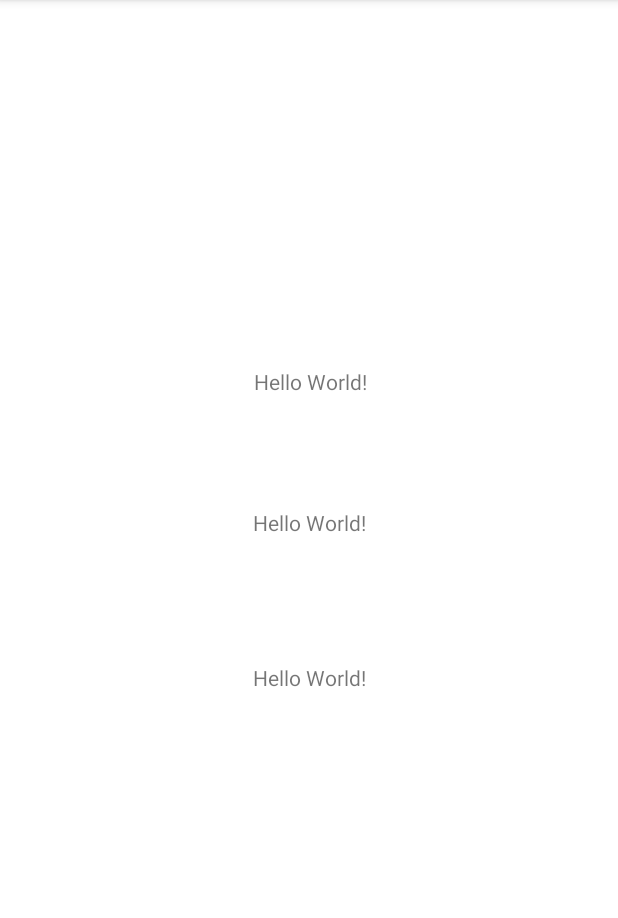
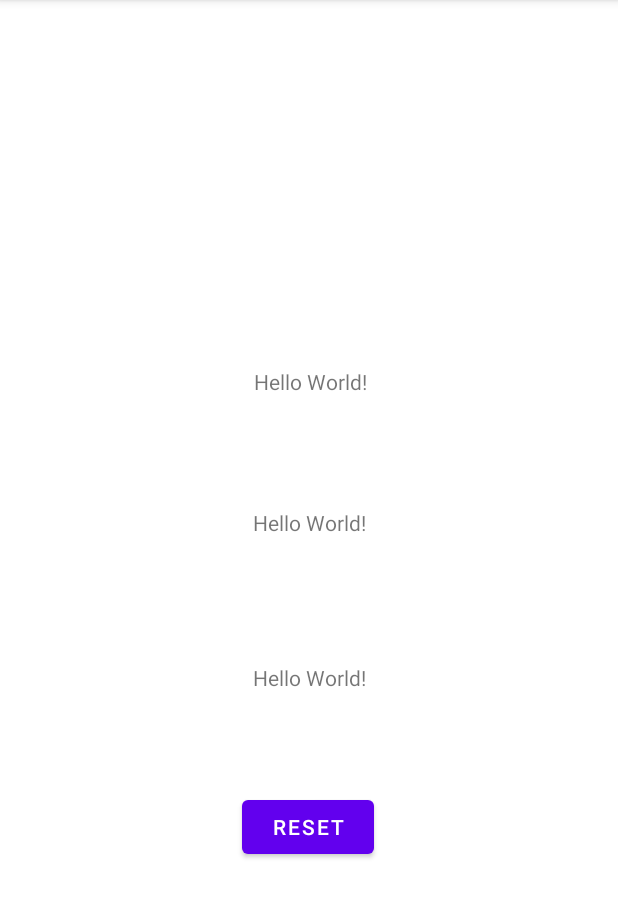
Before and after one commit to StevenK418/SensorSoundApp, an Android app: the screen it shows after launch (MainActivity), on a phone screen of 412 x 824 dp, the part 84-1002 px from its top. Run offline under Robolectric (Android 15) with nearby library versions, the phone set to English and light mode, and no system bars.

Commit message:
=> Tweaked the flat plane detection code. => Added ew sound resource file. => Added new reset method to set isFlat to true. => Added code to play sound effect when phone is no longer flat.

```diff
--- a/app/src/main/res/layout/activity_main.xml
+++ b/app/src/main/res/layout/activity_main.xml
@@ -2,6 +2,7 @@
 <androidx.constraintlayout.widget.ConstraintLayout xmlns:android="http://schemas.android.com/apk/res/android"
     xmlns:app="http://schemas.android.com/apk/res-auto"
     xmlns:tools="http://schemas.android.com/tools"
+    android:id="@+id/appWindow"
     android:layout_width="match_parent"
     android:layout_height="match_parent"
     tools:context=".MainActivity">
@@ -39,5 +40,19 @@
         app:layout_constraintStart_toStartOf="parent"
         app:layout_constraintTop_toBottomOf="@+id/tvyval" />
 
+    <Button
+        android:id="@+id/resetBTN"
+        android:layout_width="wrap_content"
+        android:layout_height="wrap_content"
+        android:layout_marginTop="64dp"
+        android:onClick="doReset"
+        android:text="RESET"
+        app:layout_constraintBottom_toBottomOf="parent"
+        app:layout_constraintEnd_toEndOf="parent"
+        app:layout_constraintHorizontal_bias="0.498"
+        app:layout_constraintStart_toStartOf="parent"
+        app:layout_constraintTop_toBottomOf="@+id/tvzval"
+        app:layout_constraintVertical_bias="0.011" />
+
 
 </androidx.constraintlayout.widget.ConstraintLayout>
```
Also changed, not shown: app/src/main/java/com/example/sensorsoundapp/MainActivity.java (+46 -9 lines), 1 other file.
